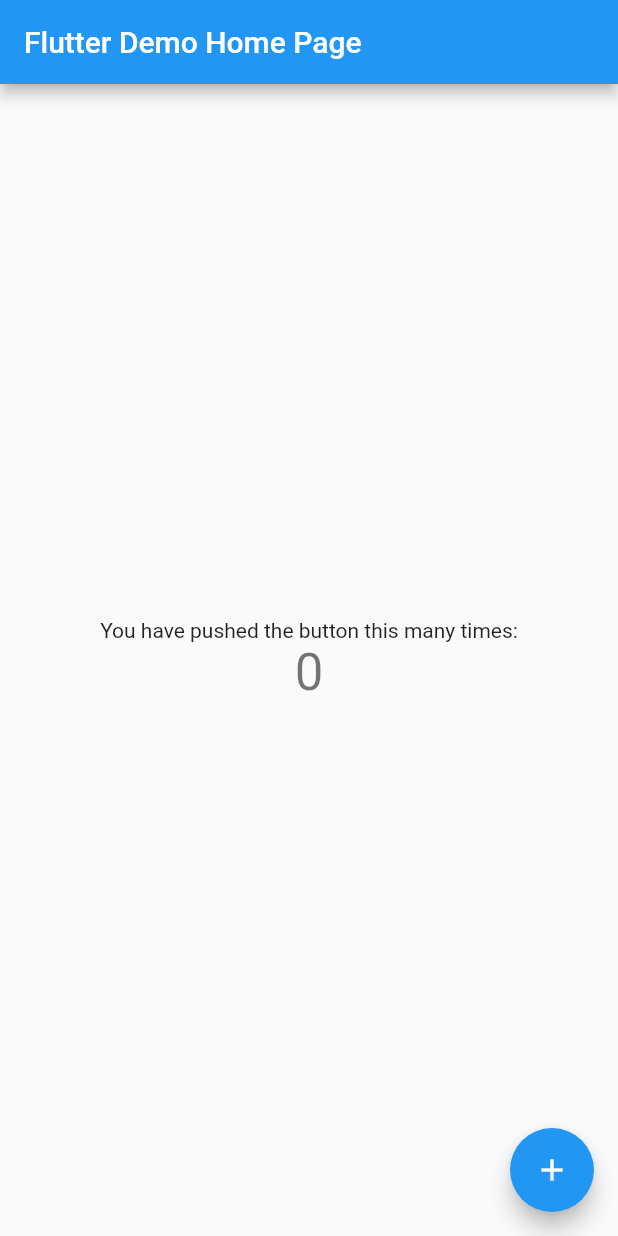
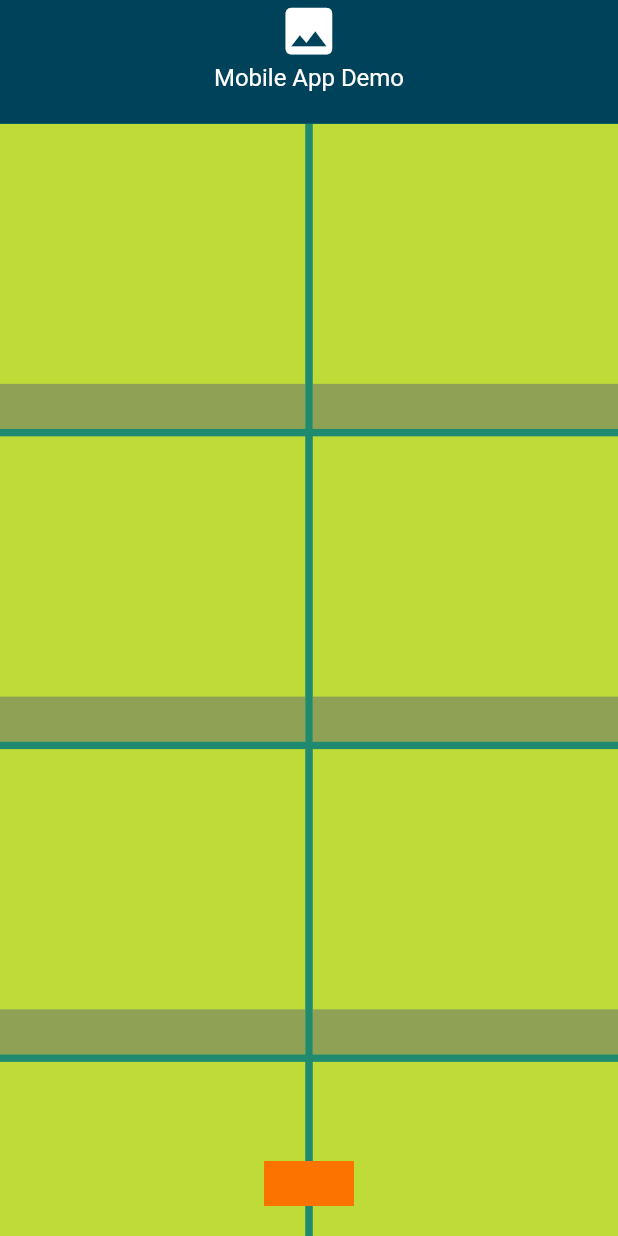
Before and after one commit to 18dcjuarez/mobile_app_demo, a Flutter app: the screen it shows after launch, on a phone screen of 412 x 824 dp. Run offline on Flutter 3.47's test engine with Material 2 defaults, Android fonts, the phone set to English and light mode, and no system bars; our stand-ins replace dio, flutter_dotenv, mobx; generated files the repository leaves out were written again; network calls fail.

Commit message:
state manager

```diff
--- a/lib/main.dart
+++ b/lib/main.dart
@@ -1,117 +1,18 @@
 import 'package:flutter/material.dart';
 import 'package:flutter_dotenv/flutter_dotenv.dart';
+import 'package:mobile_app_demo/src/pages/app/app.dart';
+import 'package:mobile_app_demo/src/store/photo/photo_store.dart';
+import 'package:provider/provider.dart';
 
 Future<void> main() async {
   await dotenv.load(fileName: '.env');
-  runApp(const MyApp());
+  // runApp(const MyApp());
+  runApp(
+    MultiProvider(
+      providers: [
+        Provider<PhotoStore>(create: (_) => PhotoStore()),
+      ],
+      child: const App(),
+    ),
+  );
 }
-
-class MyApp extends StatelessWidget {
-  const MyApp({super.key});
-
-  // This widget is the root of your application.
-  @override
-  Widget build(BuildContext context) {
-    return MaterialApp(
-      title: 'Flutter Demo',
-      theme: ThemeData(
-        // This is the theme of your application.
-        //
-        // Try running your application with "flutter run". You'll see the
-        // application has a blue toolbar. Then, without quitting the app, try
-        // changing the primarySwatch below to Colors.green and then invoke
-        // "hot reload" (press "r" in the console where you ran "flutter run",
-        // or simply save your changes to "hot reload" in a Flutter IDE).
-        // Notice that the counter didn't reset back to zero; the application
-        // is not restarted.
-        primarySwatch: Colors.blue,
-      ),
-      home: const MyHomePage(title: 'Flutter Demo Home Page'),
-    );
-  }
-}
-
-class MyHomePage extends StatefulWidget {
-  const MyHomePage({super.key, required this.title});
-
-  // This widget is the home page of your application. It is stateful, meaning
-  // that it has a State object (defined below) that contains fields that affect
-  // how it looks.
-
-  // This class is the configuration for the state. It holds the values (in this
-  // case the title) provided by the parent (in this case the App widget) and
-  // used by the build method of the State. Fields in a Widget subclass are
-  // always marked "final".
-
-  final String title;
-
-  @override
-  State<MyHomePage> createState() => _MyHomePageState();
-}
-
-class _MyHomePageState extends State<MyHomePage> {
-  int _counter = 0;
-
-  void _incrementCounter() {
-    setState(() {
-      // This call to setState tells the Flutter framework that something has
-      // changed in this State, which causes it to rerun the build method below
-      // so that the display can reflect the updated values. If we changed
-      // _counter without calling setState(), then the build method would not be
-      // called again, and so nothing would appear to happen.
-      _counter++;
-    });
-  }
-
-  @override
-  Widget build(BuildContext context) {
-    // This method is rerun every time setState is called, for instance as done
-    // by the _incrementCounter method above.
-    //
-    // The Flutter framework has been optimized to make rerunning build methods
-    // fast, so that you can just rebuild anything that needs updating rather
-    // than having to individually change instances of widgets.
-    return Scaffold(
-      appBar: AppBar(
-        // Here we take the value from the MyHomePage object that was created by
-        // the App.build method, and use it to set our appbar title.
-        title: Text(widget.title),
-      ),
-      body: Center(
-        // Center is a layout widget. It takes a single child and positions it
-        // in the middle of the parent.
-        child: Column(
-          // Column is also a layout widget. It takes a list of children and
-          // arranges them vertically. By default, it sizes itself to fit its
-          // children horizontally, and tries to be as tall as its parent.
-          //
-          // Invoke "debug painting" (press "p" in the console, choose the
-          // "Toggle Debug Paint" action from the Flutter Inspector in Android
-          // Studio, or the "Toggle Debug Paint" command in Visual Studio Code)
-          // to see the wireframe for each widget.
-          //
-          // Column has various properties to control how it sizes itself and
-          // how it positions its children. Here we use mainAxisAlignment to
-          // center the children vertically; the main axis here is the vertical
-          // axis because Columns are vertical (the cross axis would be
-          // horizontal).
-          mainAxisAlignment: MainAxisAlignment.center,
-          children: <Widget>[
-            const Text(
-              'You have pushed the button this many times:',
-            ),
-            Text(
-              '$_counter',
-              style: Theme.of(context).textTheme.headline4,
-            ),
-          ],
-        ),
-      ),
-      floatingActionButton: FloatingActionButton(
-        onPressed: _incrementCounter,
-        tooltip: 'Increment',
-        child: const Icon(Icons.add),
-      ), // This trailing comma makes auto-formatting nicer for build methods.
-    );
-  }
-}
--- /dev/null
+++ b/lib/src/data/routes/app_routes.dart
@@ -0,0 +1,19 @@
+import 'package:flutter/material.dart';
+import 'package:mobile_app_demo/src/pages/home/home_page.dart';
+
+class AppRoutes {
+  static const homePage = 'home';
+
+  static Map<String, Widget Function(BuildContext)> routes = {
+    homePage: (BuildContext context) => const HomePage(),
+  };
+
+  static Widget routeNameToWidget(String routeName) {
+    switch (routeName) {
+      case homePage:
+        return const HomePage();
+      default:
+        return const HomePage();
+    }
+  }
+}
--- a/lib/src/data/services/generic_service.dart
+++ b/lib/src/data/services/generic_service.dart
@@ -153,7 +153,7 @@ class SimpleService {
             ? json.decode(res.data.toString())
             : res.data,
       );
-    } on DioError catch (exception, stackTrace) {
+    } on DioError catch (exception) {
       return ResponseModel(
         data: null,
         success: false,
@@ -163,7 +163,7 @@ class SimpleService {
                 ? '${exception.response!.data['message']}'
                 : exception.response!.data.toString(),
       );
-    } catch (exception, stackTrace) {
+    } catch (exception) {
       return ResponseModel(
         data: null,
         success: false,
--- /dev/null
+++ b/lib/src/data/services/photo_service.dart
@@ -0,0 +1,19 @@
+import 'package:flutter_dotenv/flutter_dotenv.dart';
+import 'package:mobile_app_demo/src/data/services/generic_service.dart';
+
+class PhotoService {
+  final path = dotenv.env['BASE_URL'].toString();
+
+  Future<void> getPhotos() async {
+    try {
+      final resp = await GenericService.instance.get(
+        path,
+        headers: {},
+        queryParams: {},
+      );
+      print('RESP $resp');
+    } catch (e) {
+      print('BAD');
+    }
+  }
+}
--- /dev/null
+++ b/lib/src/pages/app/app.dart
@@ -0,0 +1,21 @@
+import 'package:flutter/material.dart';
+import 'package:flutter/services.dart';
+import 'package:mobile_app_demo/src/data/routes/app_routes.dart';
+import 'package:mobile_app_demo/src/theme/theme.dart';
+
+class App extends StatelessWidget {
+  const App({Key? key}) : super(key: key);
+
+  @override
+  Widget build(BuildContext context) {
+    SystemChrome.setPreferredOrientations([
+      DeviceOrientation.portraitUp,
+    ]);
+    return MaterialApp(
+      debugShowCheckedModeBanner: false,
+      theme: getCustomThemeData(context),
+      initialRoute: AppRoutes.homePage,
+      routes: AppRoutes.routes,
+    );
+  }
+}
--- /dev/null
+++ b/lib/src/pages/home/home_page.dart
@@ -0,0 +1,67 @@
+import 'package:flutter/material.dart';
+import 'package:mobile_app_demo/src/store/photo/photo_store.dart';
+import 'package:mobile_app_demo/src/theme/styles.dart';
+import 'package:mobile_app_demo/src/widgets/mobile_app_demo_widgets.dart';
+import 'package:provider/provider.dart';
+
+class HomePage extends StatelessWidget {
+  const HomePage({Key? key}) : super(key: key);
+
+  @override
+  Widget build(BuildContext context) {
+    final size = MediaQuery.of(context).size;
+    Provider.of<PhotoStore>(context).getPhotos();
+    return Stack(
+      alignment: Alignment.center,
+      children: [
+        Scaffold(
+          backgroundColor: CustomColors.mainBlue,
+          body: SafeArea(
+            bottom: false,
+            child: Column(
+              children: [
+                const Expanded(child: MobileAppDemoAppBar()),
+                Expanded(
+                  flex: 9,
+                  child: Container(
+                    color: CustomColors.mainGreen,
+                    child: GridView.builder(
+                      physics: const BouncingScrollPhysics(),
+                      shrinkWrap: true,
+                      gridDelegate:
+                          const SliverGridDelegateWithFixedCrossAxisCount(
+                        crossAxisCount: 2,
+                        crossAxisSpacing: 5.0,
+                        mainAxisSpacing: 5.0,
+                      ),
+                      itemCount: 20,
+                      itemBuilder: (context, index) {
+                        return Container(
+                          color: CustomColors.mainLime,
+                          child: Align(
+                              alignment: Alignment.bottomCenter,
+                              child: Container(
+                                color: CustomColors.colorGrey.withOpacity(0.5),
+                                height: 30,
+                              )),
+                        );
+                      },
+                    ),
+                  ),
+                ),
+              ],
+            ),
+          ),
+        ),
+        Positioned(
+          bottom: 20,
+          child: Container(
+            height: 30,
+            width: 60,
+            color: CustomColors.mainOrange,
+          ),
+        )
+      ],
+    );
+  }
+}
--- /dev/null
+++ b/lib/src/store/photo/photo_store.dart
@@ -0,0 +1,18 @@
+import 'package:mobile_app_demo/src/data/services/photo_service.dart';
+import 'package:mobx/mobx.dart';
+
+part 'photo_store.g.dart';
+
+class PhotoStore = PhotoPrivate with _$PhotoStore;
+
+abstract class PhotoPrivate with Store {
+  final photoService = PhotoService();
+
+  @observable
+  bool isLoading = false;
+
+  @action
+  Future<void> getPhotos() async {
+    await photoService.getPhotos();
+  }
+}
--- /dev/null
+++ b/lib/src/theme/styles.dart
@@ -0,0 +1,15 @@
+import 'package:flutter/material.dart';
+
+class CustomColors {
+  // Main Colors
+  static const mainBlue = Color(0xFF00425A);
+  static const mainGreen = Color(0xFF1F8A70);
+  static const mainLime = Color(0xFFBFDB38);
+  static const mainOrange = Color(0xFFFC7300);
+
+  // Regular Colors
+  static const colorGrey = Color(0xFF5E6871);
+  static const colorBlack = Color(0xFF121212);
+  static const colorWhite = Color(0xFFFFFFFF);
+  static const colorRed = Color(0xFFF3645B);
+}
--- /dev/null
+++ b/lib/src/theme/theme.dart
@@ -0,0 +1,51 @@
+import 'package:flutter/material.dart';
+import 'package:mobile_app_demo/src/theme/styles.dart';
+
+ThemeData getCustomThemeData(BuildContext context) {
+  return ThemeData(
+    appBarTheme: const AppBarTheme(centerTitle: true),
+    primaryColor: CustomColors.mainBlue,
+    textTheme: Theme.of(context).textTheme.copyWith(
+          //deal title
+          headline1: const TextStyle(
+            color: CustomColors.colorWhite,
+            fontSize: 28,
+            fontWeight: FontWeight.w600,
+            height: 1.6,
+          ),
+          //app bar title
+          headline3: const TextStyle(
+            color: CustomColors.colorWhite,
+            fontWeight: FontWeight.w400,
+            fontSize: 24,
+          ),
+          headline4: const TextStyle(
+            color: CustomColors.colorWhite,
+            fontWeight: FontWeight.w400,
+            fontSize: 20,
+          ),
+          subtitle1: const TextStyle(
+            color: CustomColors.colorWhite,
+            fontWeight: FontWeight.w400,
+            fontSize: 16,
+          ),
+          bodyText1: const TextStyle(
+            color: CustomColors.colorWhite,
+            fontWeight: FontWeight.w400,
+            fontSize: 16,
+            height: 1.3,
+          ),
+          bodyText2: const TextStyle(
+            color: CustomColors.colorWhite,
+            fontWeight: FontWeight.w400,
+            fontSize: 16,
+            height: 1.3,
+          ),
+          button: const TextStyle(
+            color: CustomColors.mainOrange,
+            fontWeight: FontWeight.w400,
+            fontSize: 20,
+          ),
+        ),
+  );
+}
--- /dev/null
+++ b/lib/src/widgets/mobile_app_demo_appbar.dart
@@ -0,0 +1,93 @@
+part of 'mobile_app_demo_widgets.dart';
+
+class MobileAppDemoAppBar extends StatelessWidget {
+  const MobileAppDemoAppBar({
+    Key? key,
+    this.title = '',
+    this.textStyle,
+    this.sizeHeight = 60,
+    this.backButton = false,
+    this.appBarButton = false,
+    this.appBarCallback,
+    this.onBackCallback,
+    this.icon = Icons.settings_outlined,
+    this.backgroundColor = CustomColors.mainBlue,
+  }) : super(key: key);
+
+  final String title;
+  final TextStyle? textStyle;
+  final double sizeHeight;
+  final bool backButton;
+  final bool appBarButton;
+  final Function()? appBarCallback;
+  final Function()? onBackCallback;
+  final IconData icon;
+  final Color backgroundColor;
+
+  @override
+  Widget build(BuildContext context) {
+    final size = MediaQuery.of(context).size;
+
+    return Container(
+      color: backgroundColor,
+      width: size.width,
+      height: size.height * 0.08,
+      child: Padding(
+        padding: const EdgeInsets.symmetric(horizontal: 15),
+        child: Row(
+          mainAxisAlignment: MainAxisAlignment.spaceBetween,
+          children: [
+            if (!backButton)
+              const SizedBox(
+                width: 30,
+              )
+            else
+              GestureDetector(
+                onTap: () => (onBackCallback == null)
+                    ? Navigator.pop(context)
+                    : onBackCallback,
+                child: const Icon(
+                  Icons.arrow_back_ios,
+                  color: CustomColors.colorWhite,
+                  size: 30,
+                ),
+              ),
+            if (title.isEmpty)
+              Column(
+                children: [
+                  Icon(
+                    Icons.photo,
+                    color: CustomColors.colorWhite,
+                    size: size.height * 0.05,
+                  ),
+                  const Text('Mobile App Demo')
+                ],
+              )
+            else
+              Center(
+                child: Text(
+                  title,
+                  style: (textStyle == null)
+                      ? Theme.of(context).textTheme.headline2
+                      : textStyle,
+                ),
+              ),
+            if (!appBarButton)
+              const SizedBox(
+                width: 30,
+              )
+            else
+              GestureDetector(
+                onTap: appBarCallback,
+                child: Icon(
+                  icon,
+                  color: CustomColors.colorWhite,
+                  size: 30,
+                ),
+              )
+          ],
+        ),
+      ),
+    );
+  }
+}
--- /dev/null
+++ b/lib/src/widgets/mobile_app_demo_loader.dart
@@ -0,0 +1 @@
+part of 'mobile_app_demo_widgets.dart';
--- /dev/null
+++ b/lib/src/widgets/mobile_app_demo_widgets.dart
@@ -0,0 +1,5 @@
+import 'package:flutter/material.dart';
+import 'package:mobile_app_demo/src/theme/styles.dart';
+
+part 'mobile_app_demo_loader.dart';
+part 'mobile_app_demo_appbar.dart';
--- a/pubspec.yaml
+++ b/pubspec.yaml
@@ -43,8 +43,10 @@ dependencies:
   cupertino_icons: ^1.0.2
 
 dev_dependencies:
+  build_runner: ^2.3.3
   flutter_test:
     sdk: flutter
+  mobx_codegen: ^2.1.1
 
   # The "flutter_lints" package below contains a set of recommended lints to
   # encourage good coding practices. The lint set provided by the package is
```
Also changed, not shown: lib/src/store/photo/photo_store.g.dart (added), pubspec.lock, 2 other files.
